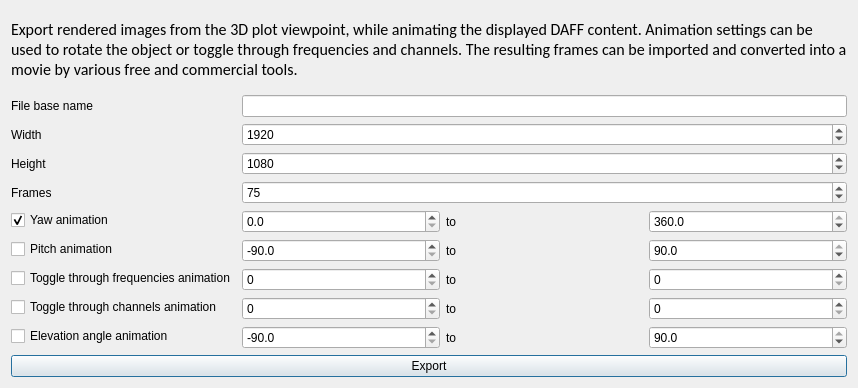
The window that apps/viewer/ui/QDAFFDialogExport3DPlotImageSeries.ui (svn2github/opendaff) describes before a commit, drawn with Qt 5.
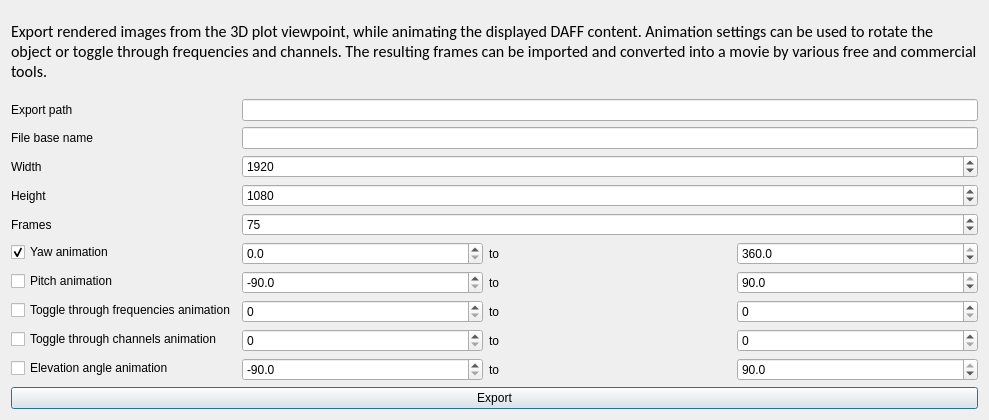
The same window after the commit.

Commit message: Little fixes and progress on 3D series exporter.

What changed in the file:
```diff
--- a/apps/viewer/ui/QDAFFDialogExport3DPlotImageSeries.ui
+++ b/apps/viewer/ui/QDAFFDialogExport3DPlotImageSeries.ui
@@ -6,8 +6,8 @@
    <rect>
     <x>0</x>
     <y>0</y>
-    <width>858</width>
-    <height>388</height>
+    <width>989</width>
+    <height>420</height>
    </rect>
   </property>
   <property name="windowTitle">
@@ -38,7 +38,7 @@
    </item>
    <item>
     <layout class="QFormLayout" name="formLayout">
-     <item row="2" column="0">
+     <item row="3" column="0">
       <widget class="QLabel" name="width">
        <property name="styleSheet">
         <string notr="true">font: 12pt &quot;Calibri&quot;;</string>
@@ -48,7 +48,7 @@
        </property>
       </widget>
      </item>
-     <item row="3" column="0">
+     <item row="4" column="0">
       <widget class="QLabel" name="height">
        <property name="styleSheet">
         <string notr="true">font: 12pt &quot;Calibri&quot;;</string>
@@ -58,7 +58,7 @@
        </property>
       </widget>
      </item>
-     <item row="2" column="1">
+     <item row="3" column="1">
       <widget class="QSpinBox" name="spinBox_Width">
        <property name="styleSheet">
         <string notr="true">font: 12pt &quot;Calibri&quot;;</string>
@@ -74,7 +74,7 @@
        </property>
       </widget>
      </item>
-     <item row="3" column="1">
+     <item row="4" column="1">
       <widget class="QSpinBox" name="spinBox_Height">
        <property name="styleSheet">
         <string notr="true">font: 12pt &quot;Calibri&quot;;</string>
@@ -90,7 +90,7 @@
        </property>
       </widget>
      </item>
-     <item row="4" column="0">
+     <item row="5" column="0">
       <widget class="QLabel" name="label">
        <property name="styleSheet">
         <string notr="true">font: 12pt &quot;Calibri&quot;;</string>
@@ -100,7 +100,7 @@
        </property>
       </widget>
      </item>
-     <item row="4" column="1">
+     <item row="5" column="1">
       <widget class="QSpinBox" name="spinBox_frames">
        <property name="styleSheet">
         <string notr="true">font: 12pt &quot;Calibri&quot;;</string>
@@ -116,14 +116,14 @@
        </property>
       </widget>
      </item>
-     <item row="1" column="1">
+     <item row="2" column="1">
       <widget class="QLineEdit" name="lineEdit_FileBaseName">
        <property name="styleSheet">
         <string notr="true">font: 12pt &quot;Calibri&quot;;</string>
        </property>
       </widget>
      </item>
-     <item row="1" column="0">
+     <item row="2" column="0">
       <widget class="QLabel" name="label_FileBaseName">
        <property name="styleSheet">
         <string notr="true">font: 12pt &quot;Calibri&quot;;</string>
@@ -133,7 +133,7 @@
        </property>
       </widget>
      </item>
-     <item row="5" column="0">
+     <item row="6" column="0">
       <widget class="QCheckBox" name="checkBox_yaw">
        <property name="styleSheet">
         <string notr="true">font: 12pt &quot;Calibri&quot;;</string>
@@ -146,7 +146,7 @@
        </property>
       </widget>
      </item>
-     <item row="6" column="0">
+     <item row="7" column="0">
       <widget class="QCheckBox" name="checkBox_pitch">
        <property name="styleSheet">
         <string notr="true">font: 12pt &quot;Calibri&quot;;</string>
@@ -156,7 +156,7 @@
        </property>
       </widget>
      </item>
-     <item row="7" column="0">
+     <item row="8" column="0">
       <widget class="QCheckBox" name="checkBox_frequencies">
        <property name="styleSheet">
         <string notr="true">font: 12pt &quot;Calibri&quot;;</string>
@@ -166,7 +166,7 @@
        </property>
       </widget>
      </item>
-     <item row="8" column="0">
+     <item row="9" column="0">
       <widget class="QCheckBox" name="checkBox_channels">
        <property name="styleSheet">
         <string notr="true">font: 12pt &quot;Calibri&quot;;</string>
@@ -176,7 +176,7 @@
        </property>
       </widget>
      </item>
-     <item row="9" column="0">
+     <item row="10" column="0">
       <widget class="QCheckBox" name="checkBox_ele">
        <property name="styleSheet">
         <string notr="true">font: 12pt &quot;Calibri&quot;;</string>
@@ -186,7 +186,7 @@
        </property>
       </widget>
      </item>
-     <item row="5" column="1">
+     <item row="6" column="1">
       <layout class="QHBoxLayout" name="horizontalLayout_2">
        <item>
         <widget class="QDoubleSpinBox" name="doubleSpinBox_AnimationYawStart">
@@ -229,7 +229,7 @@
        </item>
       </layout>
      </item>
-     <item row="6" column="1">
+     <item row="7" column="1">
       <layout class="QHBoxLayout" name="horizontalLayout_3">
        <item>
         <widget class="QDoubleSpinBox" name="doubleSpinBox_AnimationPitchStart">
@@ -281,7 +281,7 @@
        </item>
       </layout>
      </item>
-     <item row="7" column="1">
+     <item row="8" column="1">
       <layout class="QHBoxLayout" name="horizontalLayout_4">
        <item>
         <widget class="QSpinBox" name="spinBox_AnimationFreqStartIndex">
@@ -309,7 +309,7 @@
        </item>
       </layout>
      </item>
-     <item row="8" column="1">
+     <item row="9" column="1">
       <layout class="QHBoxLayout" name="horizontalLayout_5">
        <item>
         <widget class="QSpinBox" name="spinBox_AnimationChannelStartIndex">
@@ -337,7 +337,7 @@
        </item>
       </layout>
      </item>
-     <item row="9" column="1">
+     <item row="10" column="1">
       <layout class="QHBoxLayout" name="horizontalLayout_6">
        <item>
         <widget class="QDoubleSpinBox" name="doubleSpinBox_AnimationEleStart">
@@ -392,6 +392,23 @@
        </item>
       </layout>
      </item>
+     <item row="1" column="0">
+      <widget class="QLabel" name="label_7">
+       <property name="styleSheet">
+        <string notr="true">font: 12pt &quot;Calibri&quot;;</string>
+       </property>
+       <property name="text">
+        <string>Export path</string>
+       </property>
+      </widget>
+     </item>
+     <item row="1" column="1">
+      <widget class="QLineEdit" name="lineEdit_ExportPath">
+       <property name="styleSheet">
+        <string notr="true">font: 12pt &quot;Calibri&quot;;</string>
+       </property>
+      </widget>
+     </item>
     </layout>
    </item>
    <item>
```
The commit also changes 2 other files.
